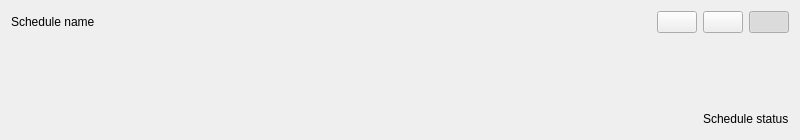
bergamontt/sunflower, file src/gui/widgets/schedule/scheduleitem.ui: the form before one commit.
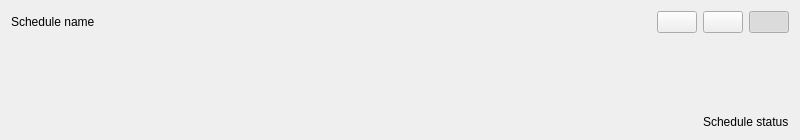
The form after the commit. Icons and pictures are not drawn. Custom widgets are drawn as their Qt base class.

Commit message: feat(#55): clean schedule page code

```diff
--- a/src/gui/widgets/schedule/scheduleitem.ui
+++ b/src/gui/widgets/schedule/scheduleitem.ui
@@ -147,19 +147,6 @@
        </property>
       </widget>
      </item>
-     <item>
-      <spacer name="scheduleItemFooterSpacer">
-       <property name="orientation">
-        <enum>Qt::Orientation::Horizontal</enum>
-       </property>
-       <property name="sizeHint" stdset="0">
-        <size>
-         <width>40</width>
-         <height>20</height>
-        </size>
-       </property>
-      </spacer>
-     </item>
      <item>
       <widget class="QLabel" name="scheduleStatus">
        <property name="sizePolicy">
```
Left out of the diff: 1 changed line with no effect on the pictures. The commit also changes 4 other files.
